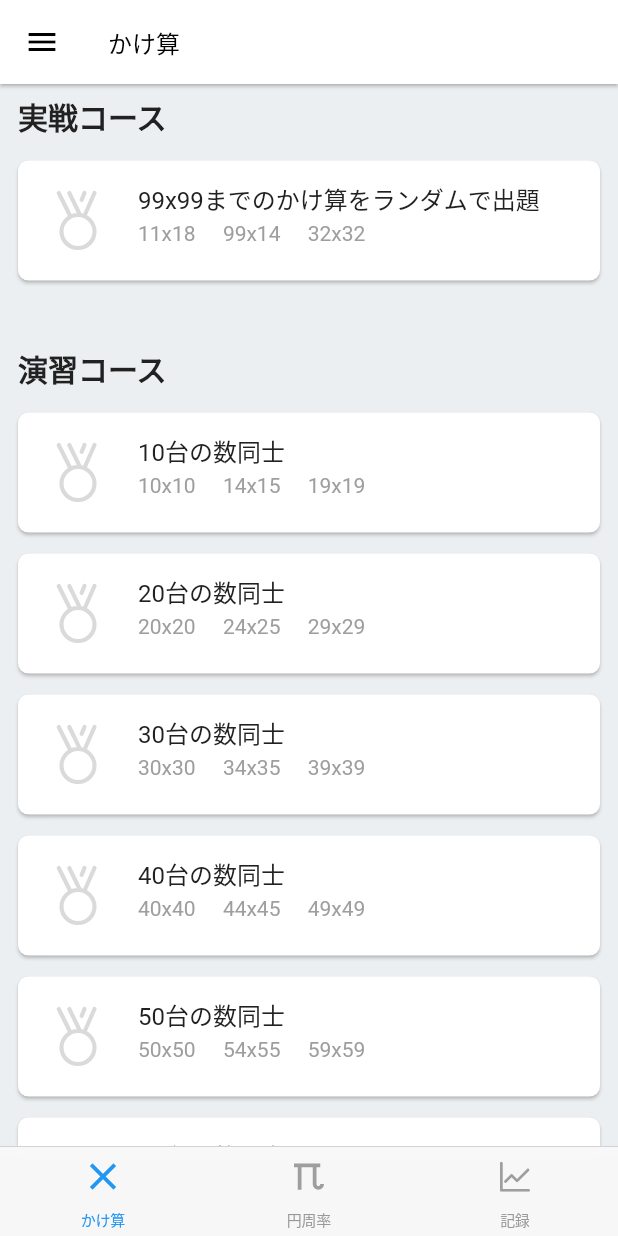
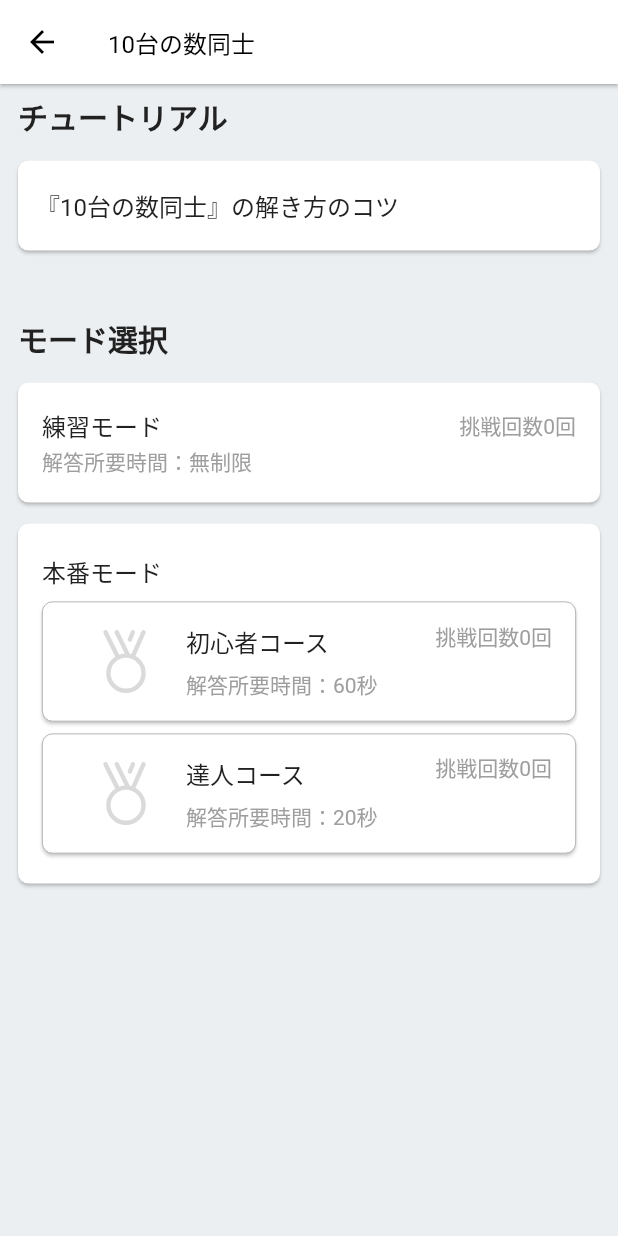
Before and after one commit to matsumo-and/Flutter_Pi_Memorization, a Flutter app: the screen it shows after launch, after a tap on an icon or button, on a phone screen of 412 x 824 dp. Run offline on Flutter 3.47's test engine with Material 2 defaults, Android fonts, the phone set to English and light mode, and no system bars; our stand-ins replace flutter_riverpod, flutter_svg, freezed_annotation, google_fonts, hive, hive_flutter; accounts and stored records are empty.

Commit message:
モード選択画面の実装

```diff
--- a/lib/model/exercise_course.dart
+++ b/lib/model/exercise_course.dart
@@ -19,7 +19,7 @@ class ExcersiseCourse {
   //本番用のかけ算コース
   static ExcersiseCourse act = ExcersiseCourse(
     id: 1000,
-    title: '99x99までのかけ算をランダムで出題',
+    title: '99x99までのランダムなかけ算',
     caption: '11x18     99x14     32x32',
     multiplierList: List<int>.generate(99, (index) => index),
     multiplicandList: List<int>.generate(99, (index) => index),
--- a/lib/model/multiplication_store.dart
+++ b/lib/model/multiplication_store.dart
@@ -10,6 +10,8 @@ abstract class Multiplication with _$Multiplication {
     @HiveField(0) @Default(0) int id,
     @HiveField(1) @Default(false) bool beginnerDone,
     @HiveField(2) @Default(false) bool professionalDone,
-    @HiveField(3) @Default(0) int tryTimes,
+    @HiveField(3) @Default(0) int practiceNum,
+    @HiveField(4) @Default(0) int beginnerNum,
+    @HiveField(5) @Default(0) int professionalNum,
   }) = _Multiplication;
 }
--- a/lib/view/multiplication/course_card.dart
+++ b/lib/view/multiplication/course_card.dart
@@ -2,27 +2,23 @@ import 'package:flutter/material.dart';
 import 'package:flutter_pi_memorization/controller/multiplication_store.dart';
 import 'package:flutter_pi_memorization/model/exercise_course.dart';
 import 'package:flutter_pi_memorization/model/multiplication_store.dart';
+import 'package:flutter_pi_memorization/view/multiplication/tappable_card.dart';
 import 'package:flutter_riverpod/flutter_riverpod.dart';
 
 import '../../model/medal.dart';
+import 'mode_select.dart';
 
-class CourseCard extends StatelessWidget {
-  final double height;
-  final Function onTap;
+class CourseCard extends ConsumerWidget {
   final int id;
 
-  const CourseCard(
-      {Key? key, required this.onTap, required this.id, this.height = 80})
-      : super(key: key);
+  const CourseCard({Key? key, required this.id}) : super(key: key);
 
   //card shape
+  static const double height = 80;
   static const EdgeInsets cardMargin =
       EdgeInsets.symmetric(vertical: 7, horizontal: 12);
   static final RoundedRectangleBorder border =
       RoundedRectangleBorder(borderRadius: BorderRadius.circular(7));
-
-  //card background color
-  static const Color backgroundColor = Colors.white;
 
   //medal location
   static const EdgeInsets medalPadding = EdgeInsets.symmetric(horizontal: 10);
@@ -31,22 +27,18 @@ class CourseCard extends StatelessWidget {
   static const TextStyle style = TextStyle(color: Colors.black);
 
   @override
-  Widget build(BuildContext context) {
-    return InkWell(
-      onTap: () => onTap,
-      child: Card(
+  Widget build(BuildContext context, WidgetRef ref) {
+    return TappableCard(
+      border: border,
       margin: cardMargin,
-          color: backgroundColor,
-          shape: border,
-          child: SizedBox(
-            height: height,
-            width: MediaQuery.of(context).size.width,
+      onTap: () {
+        Navigator.of(context, rootNavigator: true)
+            .push(MaterialPageRoute(builder: (context) => ModeSelect(id: id)));
+      },
       child: Row(children: [
         Consumer(builder: (context, ref, _) {
-                final multiplicationState =
-                    ref.read(multiplicationProvider.notifier);
-                final Multiplication multiplication =
-                    multiplicationState.find(id);
+          final multiplicationState = ref.read(multiplicationProvider.notifier);
+          final Multiplication multiplication = multiplicationState.find(id);
           return Container(
             padding: medalPadding,
             height: height,
@@ -73,7 +65,6 @@ class CourseCard extends StatelessWidget {
           ],
         )
       ]),
-          )),
     );
   }
 }
--- /dev/null
+++ b/lib/view/multiplication/mode_select.dart
@@ -0,0 +1,272 @@
+import 'package:flutter/material.dart';
+import 'package:flutter_pi_memorization/model/exercise_course.dart';
+import 'package:flutter_pi_memorization/view/multiplication/tappable_card.dart';
+import 'package:flutter_riverpod/flutter_riverpod.dart';
+
+import '../../controller/multiplication_store.dart';
+import '../../model/medal.dart';
+import '../../model/multiplication_store.dart';
+
+class ModeSelect extends StatelessWidget {
+  final int id;
+
+  const ModeSelect({Key? key, required this.id}) : super(key: key);
+
+  //card shape
+  static const double height = 80;
+  static const EdgeInsets cardMargin =
+      EdgeInsets.symmetric(vertical: 7, horizontal: 12);
+  static final RoundedRectangleBorder border =
+      RoundedRectangleBorder(borderRadius: BorderRadius.circular(7));
+
+  static const EdgeInsets _padding =
+      EdgeInsets.symmetric(vertical: 7, horizontal: 12);
+
+  @override
+  Widget build(BuildContext context) {
+    final ExcersiseCourse course = ExcersiseCourse.find(id);
+    return Scaffold(
+      appBar: AppBar(
+        title: Text(course.title),
+      ),
+      body: Column(children: [
+        Padding(
+          padding: _padding,
+          child: Align(
+            alignment: Alignment.centerLeft,
+            child: Text(
+              'チュートリアル',
+              style: Theme.of(context).textTheme.headline1,
+            ),
+          ),
+        ),
+        //チュートリアル
+        TappableCard(
+          border: border,
+          margin: cardMargin,
+          onTap: () {},
+          height: 60,
+          child: Align(
+            alignment: Alignment.centerLeft,
+            child: Padding(
+              padding: _padding,
+              child: FittedBox(
+                fit: BoxFit.fitWidth,
+                child: Text(
+                  '『${course.title}』の解き方のコツ',
+                  style: Theme.of(context).textTheme.headline2,
+                ),
+              ),
+            ),
+          ),
+        ),
+        const SizedBox(height: 30),
+        Padding(
+          padding: _padding,
+          child: Align(
+            alignment: Alignment.centerLeft,
+            child: Text(
+              'モード選択',
+              style: Theme.of(context).textTheme.headline1,
+            ),
+          ),
+        ),
+        TappableCard(
+            onTap: () {},
+            height: height,
+            margin: cardMargin,
+            border: border,
+            child: Padding(
+              padding: const EdgeInsets.all(16),
+              child: Consumer(builder: (context, ref, _) {
+                final multiplicationState =
+                    ref.watch(multiplicationProvider.notifier);
+                return Column(
+                  mainAxisAlignment: MainAxisAlignment.spaceAround,
+                  crossAxisAlignment: CrossAxisAlignment.start,
+                  children: [
+                    Row(
+                      mainAxisAlignment: MainAxisAlignment.spaceBetween,
+                      children: [
+                        Text(
+                          '練習モード',
+                          style: Theme.of(context).textTheme.headline2,
+                        ),
+                        Text(
+                          '挑戦回数${multiplicationState.find(id).practiceNum}回',
+                          style: Theme.of(context).textTheme.caption,
+                        ),
+                      ],
+                    ),
+                    Text(
+                      '解答所要時間：無制限',
+                      style: Theme.of(context).textTheme.caption,
+                      textAlign: TextAlign.start,
+                    ),
+                  ],
+                );
+              }),
+            )),
+        TappableCard(
+            margin: cardMargin,
+            border: border,
+            onTap: null,
+            ignoring: false,
+            height: height * 3,
+            child: Padding(
+              padding: const EdgeInsets.all(16),
+              child: Column(
+                mainAxisAlignment: MainAxisAlignment.spaceAround,
+                crossAxisAlignment: CrossAxisAlignment.start,
+                children: [
+                  Text(
+                    '本番モード',
+                    style: Theme.of(context).textTheme.headline2,
+                  ),
+                  TappableCard(
+                      onTap: () {},
+                      height: height,
+                      border: border.copyWith(
+                        side: const BorderSide(
+                          width: 0.5,
+                          color: Colors.grey,
+                        ),
+                      ),
+                      child: Padding(
+                        padding: const EdgeInsets.symmetric(
+                            horizontal: 16, vertical: 8),
+                        child: Consumer(builder: (context, ref, _) {
+                          final multiplicationState =
+                              ref.watch(multiplicationProvider.notifier);
+                          final Multiplication multiplication =
+                              multiplicationState.find(id);
+
+                          return Row(
+                            mainAxisAlignment: MainAxisAlignment.spaceBetween,
+                            children: [
+                              Row(
+                                children: [
+                                  SizedBox(
+                                    height: height,
+                                    width: height,
+                                    child: multiplication.beginnerDone
+                                        ? Medal.beginner.icon
+                                        : Medal.none.icon,
+                                  ),
+                                  Column(
+                                    mainAxisAlignment:
+                                        MainAxisAlignment.spaceEvenly,
+                                    crossAxisAlignment:
+                                        CrossAxisAlignment.start,
+                                    children: [
+                                      Text(
+                                        '初心者コース',
+                                        style: Theme.of(context)
+                                            .textTheme
+                                            .headline2,
+                                      ),
+                                      Text(
+                                        '解答所要時間：60秒',
+                                        style:
+                                            Theme.of(context).textTheme.caption,
+                                      ),
+                                    ],
+                                  ),
+                                ],
+                              ),
+                              Column(
+                                mainAxisAlignment:
+                                    MainAxisAlignment.spaceEvenly,
+                                children: [
+                                  Text(
+                                    '挑戦回数${multiplicationState.find(id).practiceNum}回',
+                                    style: Theme.of(context).textTheme.caption,
+                                  ),
+                                  //Space調整のため
+                                  Text(
+                                    '',
+                                    style: Theme.of(context).textTheme.caption,
+                                  ),
+                                ],
+                              ),
+                            ],
+                          );
+                        }),
+                      )),
+                  TappableCard(
+                      onTap: () {},
+                      height: height,
+                      border: border.copyWith(
+                        side: const BorderSide(
+                          width: 0.5,
+                          color: Colors.grey,
+                        ),
+                      ),
+                      child: Padding(
+                        padding: const EdgeInsets.symmetric(
+                            horizontal: 16, vertical: 8),
+                        child: Consumer(builder: (context, ref, _) {
+                          final multiplicationState =
+                              ref.watch(multiplicationProvider.notifier);
+                          final Multiplication multiplication =
+                              multiplicationState.find(id);
+
+                          return Row(
+                            mainAxisAlignment: MainAxisAlignment.spaceBetween,
+                            children: [
+                              Row(
+                                children: [
+                                  SizedBox(
+                                    height: height,
+                                    width: height,
+                                    child: multiplication.professionalDone
+                                        ? Medal.professional.icon
+                                        : Medal.none.icon,
+                                  ),
+                                  Column(
+                                    mainAxisAlignment:
+                                        MainAxisAlignment.spaceEvenly,
+                                    crossAxisAlignment:
+                                        CrossAxisAlignment.start,
+                                    children: [
+                                      Text(
+                                        '達人コース',
+                                        style: Theme.of(context)
+                                            .textTheme
+                                            .headline2,
+                                      ),
+                                      Text(
+                                        '解答所要時間：20秒',
+                                        style:
+                                            Theme.of(context).textTheme.caption,
+                                      ),
+                                    ],
+                                  ),
+                                ],
+                              ),
+                              Column(
+                                mainAxisAlignment:
+                                    MainAxisAlignment.spaceEvenly,
+                                children: [
+                                  Text(
+                                    '挑戦回数${multiplicationState.find(id).practiceNum}回',
+                                    style: Theme.of(context).textTheme.caption,
+                                  ),
+                                  //Space調整のため
+                                  Text(
+                                    '',
+                                    style: Theme.of(context).textTheme.caption,
+                                  ),
+                                ],
+                              ),
+                            ],
+                          );
+                        }),
+                      ))
+                ],
+              ),
+            )),
+      ]),
+    );
+  }
+}
--- a/lib/view/multiplication/multiplication.dart
+++ b/lib/view/multiplication/multiplication.dart
@@ -1,6 +1,5 @@
 import 'package:flutter/material.dart';
 import 'package:flutter_pi_memorization/model/exercise_course.dart';
-import 'package:flutter_pi_memorization/model/medal.dart';
 import 'package:flutter_pi_memorization/view/multiplication/course_card.dart';
 
 class Multiplication extends StatelessWidget {
@@ -31,11 +30,8 @@ class Multiplication extends StatelessWidget {
             ),
           ),
           //本番用のかけ算コース
-          CourseCard(
+          const CourseCard(
             id: 1000,
-            onTap: () {
-              ///TODO onTap
-            },
           ),
           const SizedBox(height: 30),
           Padding(
@@ -51,7 +47,6 @@ class Multiplication extends StatelessWidget {
           for (int i = 0; i < ExcersiseCourse.list().length; i++)
             CourseCard(
               id: ExcersiseCourse.list()[i].id,
-              onTap: () {},
             )
         ]),
       ),
--- /dev/null
+++ b/lib/view/multiplication/tappable_card.dart
@@ -0,0 +1,42 @@
+import 'package:flutter/material.dart';
+
+class TappableCard extends StatelessWidget {
+  final Widget child;
+  final void Function()? onTap;
+  final double height;
+  final EdgeInsets margin;
+  final RoundedRectangleBorder border;
+  final bool ignoring;
+
+  const TappableCard({
+    Key? key,
+    this.height = 80,
+    required this.child,
+    required this.onTap,
+    this.margin = const EdgeInsets.all(0),
+    this.border = const RoundedRectangleBorder(),
+    this.ignoring = true,
+  }) : super(key: key);
+
+  ///card background color
+  static const Color backgroundColor = Colors.white;
+
+  @override
+  Widget build(BuildContext context) {
+    return InkWell(
+      onTap: onTap,
+      child: IgnorePointer(
+        ignoring: ignoring,
+        child: Card(
+            margin: margin,
+            color: backgroundColor,
+            shape: border,
+            child: SizedBox(
+              height: height,
+              width: MediaQuery.of(context).size.width,
+              child: child,
+            )),
+      ),
+    );
+  }
+}
```
Also changed, not shown: lib/model/multiplication_store.freezed.dart. Lines whose indentation alone changed are shown as unchanged.
